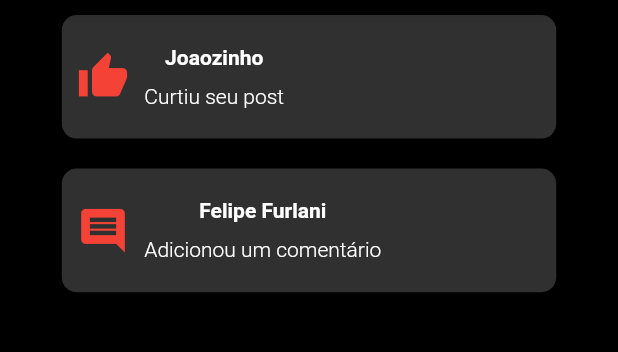
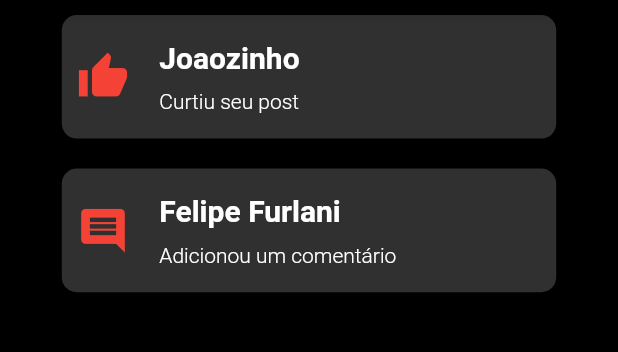
Before and after one commit to PeriNetwork/MobilePeri, a Flutter app: the NotificationsPage screen opened by its route, on a phone screen of 412 x 824 dp, the part 75-427 px from its top. Run offline on Flutter 3.47's test engine with Material 2 defaults, Android fonts, the phone set to English and light mode, and no system bars; our stand-ins replace font_awesome_flutter, like_button.

Commit message:
change font notifications

```diff
--- a/peri_mobile_flutter/lib/UserProfile/user_profile.dart
+++ b/peri_mobile_flutter/lib/UserProfile/user_profile.dart
@@ -1,4 +1,4 @@
-// ignore_for_file: sort_child_properties_last, unnecessary_import, implementation_imports, prefer_const_constructors
+// ignore_for_file: sort_child_properties_last, unnecessary_import, implementation_imports, prefer_const_constructors, prefer_const_literals_to_create_immutables
 
 import 'package:flutter/material.dart';
 import 'package:flutter/src/widgets/framework.dart';
--- a/peri_mobile_flutter/lib/notifications_page/notification_widget.dart
+++ b/peri_mobile_flutter/lib/notifications_page/notification_widget.dart
@@ -29,7 +29,11 @@ class NotificationWidget extends StatelessWidget {
               size: 35,
             ),
           ),
+          SizedBox(
+            width: 10,
+          ),
           Column(
+            crossAxisAlignment: CrossAxisAlignment.start,
             mainAxisAlignment: MainAxisAlignment.center,
             children: [
               Align(
@@ -37,9 +41,9 @@ class NotificationWidget extends StatelessWidget {
                 child: Text(
                   userName,
                   style: TextStyle(
-                    color: Colors.white,
-                    fontWeight: FontWeight.bold,
-                  ),
+                      color: Colors.white,
+                      fontWeight: FontWeight.bold,
+                      fontSize: 20),
                 ),
               ),
               SizedBox(
--- a/peri_mobile_flutter/lib/notifications_page/notifications_page.dart
+++ b/peri_mobile_flutter/lib/notifications_page/notifications_page.dart
@@ -1,4 +1,4 @@
-// ignore_for_file: prefer_const_constructors
+// ignore_for_file: prefer_const_constructors, prefer_const_literals_to_create_immutables, sort_child_properties_last
 
 import 'package:flutter/material.dart';
 
```
Also changed, not shown: peri_mobile_flutter/lib/create_post.dart (added, +19 -0 lines), peri_mobile_flutter/pubspec.lock.
